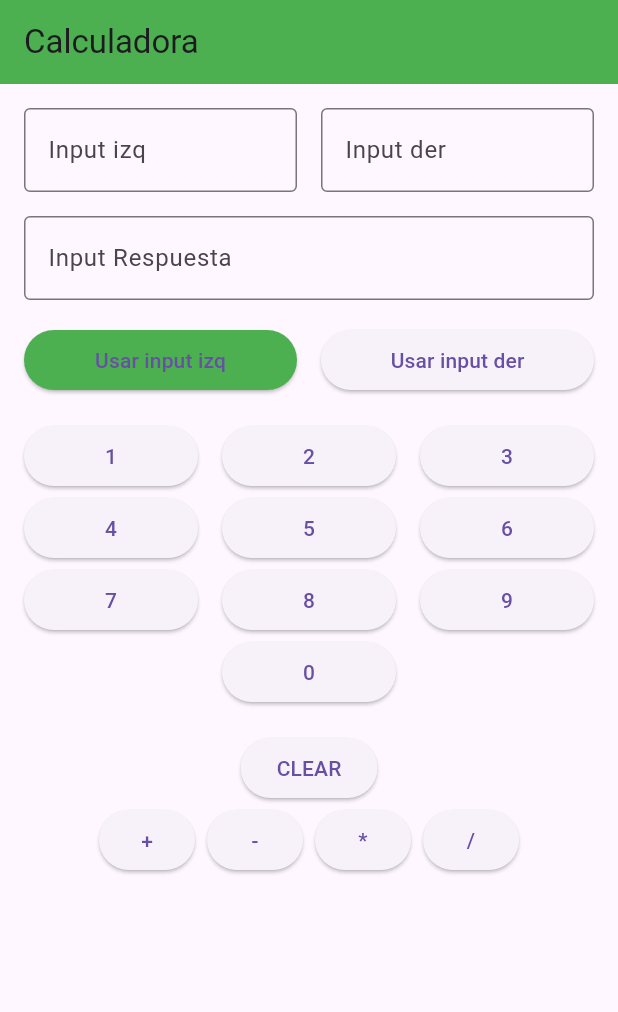
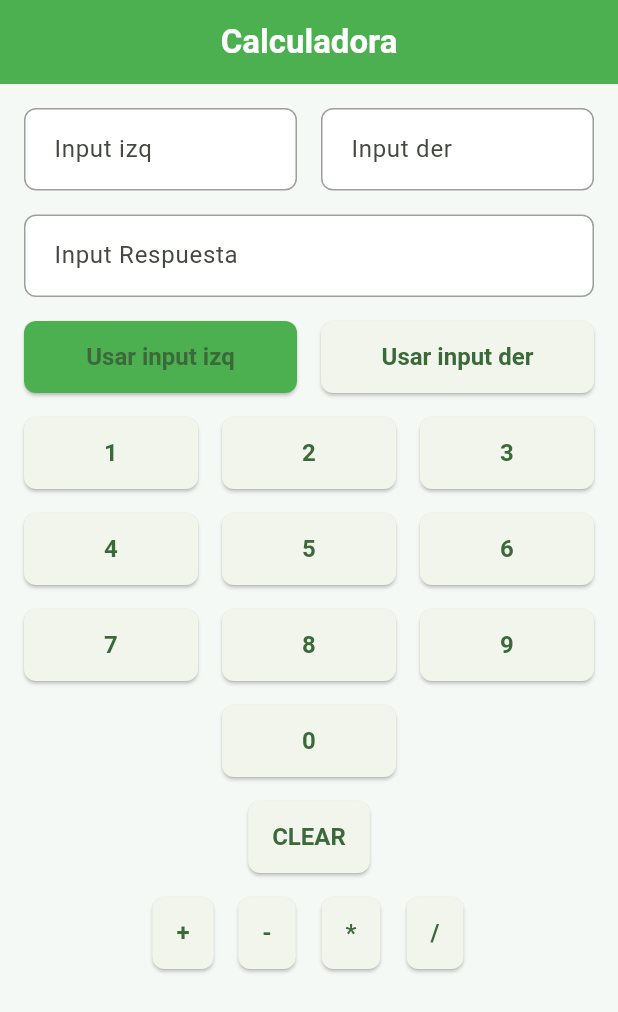
Before and after one commit to Emiliianoo/martinez-ramon-flutter-optativa, a Flutter app: the screen it shows after launch, on a phone screen of 412 x 824 dp. Shown: the top 1012 px of the screen. Run offline on Flutter 3.47's test engine with Material 3 defaults, Android fonts, the phone set to English and light mode, and no system bars.

Commit message:
Agregar clase para tema y modificar calculadora para utilizar el tema

```diff
--- /dev/null
+++ b/unidad-1/tarea2_u1/lib/app_theme.dart
@@ -0,0 +1,57 @@
+import 'package:flutter/material.dart';
+
+class AppTheme {
+  static const colorPrimary = Colors.green;
+  static const fondo = Color(0xFFF5F9F5);
+  static const double pagePadding = 16.0;
+  static const double controlSpacing = 16.0;
+
+  static ThemeData get themeData => ThemeData(
+    colorScheme: ColorScheme.fromSeed(
+      seedColor: colorPrimary,
+      brightness: Brightness.light,
+    ),
+    scaffoldBackgroundColor: fondo,
+    appBarTheme: const AppBarTheme(
+      backgroundColor: colorPrimary,
+      foregroundColor: Colors.white,
+      centerTitle: true,
+      titleTextStyle: TextStyle(
+        color: Colors.white,
+        fontSize: 22.0,
+        fontWeight: FontWeight.bold,
+      ),
+    ),
+    elevatedButtonTheme: ElevatedButtonThemeData(
+      style: ElevatedButton.styleFrom(
+        minimumSize: const Size(0, 48.0),
+        padding: const EdgeInsets.symmetric(horizontal: 16.0),
+        textStyle: const TextStyle(fontSize: 16.0, fontWeight: FontWeight.w600),
+        shape: RoundedRectangleBorder(borderRadius: BorderRadius.circular(8.0)),
+      ),
+    ),
+    inputDecorationTheme: InputDecorationTheme(
+      filled: true,
+      fillColor: Colors.white,
+      contentPadding: const EdgeInsets.symmetric(
+        horizontal: 16.0,
+        vertical: 14.0,
+      ),
+      border: OutlineInputBorder(borderRadius: BorderRadius.circular(8.0)),
+      enabledBorder: OutlineInputBorder(
+        borderRadius: BorderRadius.circular(8.0),
+        borderSide: const BorderSide(color: Colors.grey),
+      ),
+      focusedBorder: OutlineInputBorder(
+        borderRadius: BorderRadius.circular(8.0),
+        borderSide: const BorderSide(color: colorPrimary, width: 2.0),
+      ),
+      labelStyle: const TextStyle(fontSize: 16.0),
+    ),
+    textTheme: const TextTheme(
+      bodyLarge: TextStyle(fontSize: 18.0),
+      bodyMedium: TextStyle(fontSize: 16.0),
+      labelLarge: TextStyle(fontSize: 16.0),
+    ),
+  );
+}
--- a/unidad-1/tarea2_u1/lib/main.dart
+++ b/unidad-1/tarea2_u1/lib/main.dart
@@ -1,4 +1,5 @@
 import 'package:flutter/material.dart';
+import 'package:tarea2_u1/app_theme.dart';
 import 'package:tarea2_u1/widgets/CalculatorPage.dart';
 
 void main() {
@@ -10,6 +11,6 @@ class MainApp extends StatelessWidget {
 
   @override
   Widget build(BuildContext context) {
-    return MaterialApp(home: const CalculatorPage());
+    return MaterialApp(theme: AppTheme.themeData, home: const CalculatorPage());
   }
 }
--- a/unidad-1/tarea2_u1/lib/widgets/CalculatorPage.dart
+++ b/unidad-1/tarea2_u1/lib/widgets/CalculatorPage.dart
@@ -33,10 +33,7 @@ class _CalculatorPageState extends State<CalculatorPage> {
   @override
   Widget build(BuildContext context) {
     return Scaffold(
-      appBar: AppBar(
-        title: const Text("Calculadora"),
-        backgroundColor: Colors.green,
-      ),
+      appBar: AppBar(title: const Text("Calculadora")),
       body: SingleChildScrollView(
         padding: const EdgeInsets.all(16.0),
         child: Column(
@@ -121,6 +118,7 @@ class _CalculatorPageState extends State<CalculatorPage> {
                 ),
               ],
             ),
+            SizedBox(height: 16.0),
             Row(
               children: [
                 Expanded(
@@ -145,6 +143,7 @@ class _CalculatorPageState extends State<CalculatorPage> {
                 ),
               ],
             ),
+            SizedBox(height: 16.0),
             Row(
               children: [
                 Expanded(
@@ -169,6 +168,7 @@ class _CalculatorPageState extends State<CalculatorPage> {
                 ),
               ],
             ),
+            SizedBox(height: 16.0),
             Row(
               children: [
                 const Expanded(child: SizedBox(width: 16)),
@@ -183,7 +183,7 @@ class _CalculatorPageState extends State<CalculatorPage> {
                 const Expanded(child: SizedBox(width: 16)),
               ],
             ),
-            const SizedBox(height: 16),
+            const SizedBox(height: 16.0),
             Center(
               child: ActionButton(
                 inputIzq: inputIzq,
@@ -192,6 +192,7 @@ class _CalculatorPageState extends State<CalculatorPage> {
                 labelAction: "CLEAR",
               ),
             ),
+            SizedBox(height: 16.0),
             Row(
               mainAxisAlignment: MainAxisAlignment.center,
               children: [
```
